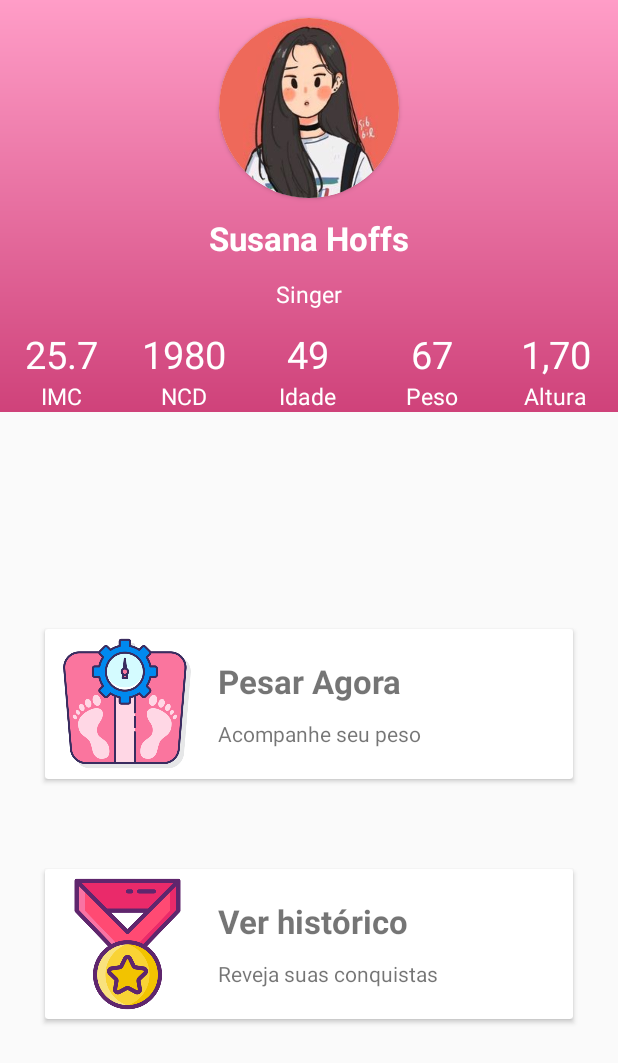
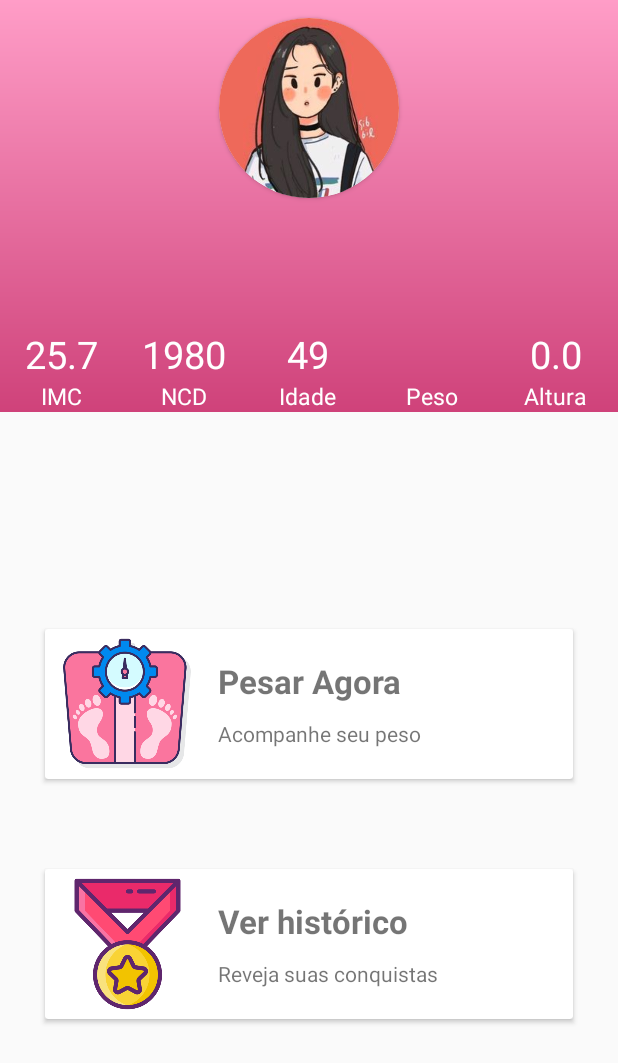
Before and after one commit to IsaMenegOchi/Kotlin_imc, an Android app: the DashboardActivity screen opened directly, with no data from a screen before it, on a phone screen of 412 x 824 dp. Shown: the top 1063 px of the screen. Run offline under Robolectric (Android 15) with nearby library versions, the light colour scheme and no system bars.

Commit message:
Tentando fazer o dashboard e a imagem

```diff
--- a/app/src/main/java/com/example/primeiroapp/ui/DashboardActivity.kt
+++ b/app/src/main/java/com/example/primeiroapp/ui/DashboardActivity.kt
@@ -1,8 +1,14 @@
 package com.example.primeiroapp.ui
 
+import android.content.Context
 import androidx.appcompat.app.AppCompatActivity
 import android.os.Bundle
+import android.util.Log
+import android.widget.TextView
 import com.example.primeiroapp.R
+import java.time.LocalDate
+import kotlin.math.log
+
 
 class DashboardActivity : AppCompatActivity() {
     override fun onCreate(savedInstanceState: Bundle?) {
@@ -10,6 +16,31 @@ class DashboardActivity : AppCompatActivity() {
         setContentView(R.layout.activity_dashboard)
 
         supportActionBar!!.hide()
+
+        val dados = getSharedPreferences("usuario", Context.MODE_PRIVATE)
+
+        val profissao = findViewById<TextView>(R.id.profissao_dash)
+        profissao.setText("${dados.getString("profissao", "")}")
+
+        val nome = findViewById<TextView>(R.id.nome_dash)
+        nome.setText("${dados.getString("nome", "")}")
+
+////        val imc =
+//        val idade = findViewById<TextView>(R.id.idade_dash)
+//        idade.setText("${(dados.getString("idade", "")!!.toFloat()) - LocalDate}")
+//
+//        val peso = findViewById<TextView>(R.id.peso_dash)
+//        peso.setText("${dados.getFloat("peso", 0.0F).toString()}")
+
+//
+        val altura = findViewById<TextView>(R.id.altura_dash)
+        altura.setText("${dados.getFloat("altura", 0.0F)}")
+
+
+
+
+
+
     }
 
 
--- a/app/src/main/res/layout/activity_cadastro_usuario.xml
+++ b/app/src/main/res/layout/activity_cadastro_usuario.xml
@@ -17,7 +17,7 @@
             <androidx.cardview.widget.CardView
                 android:layout_width="120dp"
                 android:layout_height="120dp"
-                app:cardBackgroundColor="#000fff"
+                app:cardBackgroundColor="#11111100"
                 app:cardCornerRadius="60dp"
                 android:layout_gravity="center"
                 >
@@ -25,7 +25,7 @@
                     android:id="@+id/imagem_perfil"
                     android:layout_width="wrap_content"
                     android:layout_height="wrap_content"
-                    android:src="@drawable/perfil"
+                    android:src="@drawable/ic_person_24"
                     android:scaleType="centerCrop"
 
                     />
--- a/app/src/main/res/layout/activity_dashboard.xml
+++ b/app/src/main/res/layout/activity_dashboard.xml
@@ -26,6 +26,7 @@
             android:layout_marginVertical="12dp">
 
             <ImageView
+                android:id="@+id/imagem_dash"
                 android:layout_width="wrap_content"
                 android:layout_height="wrap_content"
                 android:src="@drawable/perfil"/>
@@ -33,6 +34,7 @@
         </androidx.cardview.widget.CardView>
 
         <TextView
+            android:id="@+id/nome_dash"
             android:layout_width="wrap_content"
             android:layout_height="wrap_content"
             android:text="Susana Hoffs"
@@ -42,9 +44,9 @@
             />
 
         <TextView
+            android:id="@+id/profissao_dash"
             android:layout_width="wrap_content"
             android:layout_height="wrap_content"
-            android:text="Singer"
             android:textSize="15sp"
             android:layout_marginVertical="12dp"
             android:textColor="@color/white"/>
@@ -64,6 +66,7 @@
             android:layout_weight="1">
 
             <TextView
+                android:id="@+id/imc_dash"
                 android:layout_width="wrap_content"
                 android:layout_height="wrap_content"
                 android:text="25.7"
@@ -89,6 +92,7 @@
             >
 
             <TextView
+                android:id="@+id/dataNascimento_dash"
                 android:layout_width="wrap_content"
                 android:layout_height="wrap_content"
                 android:text="1980"
@@ -113,6 +117,7 @@
             android:layout_weight="1">
 
             <TextView
+                android:id="@+id/idade_dash"
                 android:layout_width="wrap_content"
                 android:layout_height="wrap_content"
                 android:text="49"
@@ -137,9 +142,9 @@
             android:layout_weight="1">
 
             <TextView
+                android:id="@+id/peso_dash"
                 android:layout_width="wrap_content"
                 android:layout_height="wrap_content"
-                android:text="67"
                 android:textSize="25dp"
                 android:textColor="@color/white"
                 />
@@ -161,9 +166,9 @@
             android:layout_weight="1">
 
             <TextView
+                android:id="@+id/altura_dash"
                 android:layout_width="wrap_content"
                 android:layout_height="wrap_content"
-                android:text="1,70"
                 android:textSize="25dp"
                 android:textColor="@color/white"
                 />
--- a/app/src/main/res/layout/activity_login.xml
+++ b/app/src/main/res/layout/activity_login.xml
@@ -80,6 +80,7 @@
             />
 
         <EditText
+            android:id="@+id/email_login"
             android:layout_width="match_parent"
             android:layout_height="wrap_content"
             android:hint="E-mail"
@@ -91,9 +92,11 @@
             />
 
         <EditText
+            android:id="@+id/senha_login"
             android:layout_width="match_parent"
             android:layout_height="wrap_content"
             android:hint="Senha"
+            android:inputType="textPassword"
             android:drawableStart="@drawable/ic_lock_24"
             android:drawablePadding="10dp"
             android:paddingLeft="10dp"
@@ -102,6 +105,7 @@
             />
 
         <Button
+            android:id="@+id/botao_login"
             android:layout_width="match_parent"
             android:layout_height="wrap_content"
             android:text="ENTRAR"
```
Also changed, not shown: app/src/main/AndroidManifest.xml (+3 -4 lines), app/src/main/java/com/example/primeiroapp/ui/CadastroUsuarioActivity.kt (+8 -2 lines), app/src/main/java/com/example/primeiroapp/ui/LoginActivity.kt (+24 -0 lines), app/src/main/java/com/example/primeiroapp/util/Login.kt (added, +23 -0 lines), app/src/main/java/com/example/primeiroapp/util/conversaoImagem.kt (+8 -0 lines).
